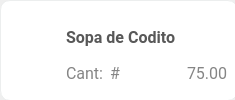
The window that El-Patio/mesero/mesero_tarjeta_chica.ui (MrDanielG/IHC-ElPatio) describes before a commit, drawn with Qt 5.
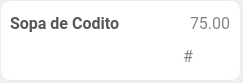
The same window after the commit. Icons and pictures are not drawn.

```diff
--- a/El-Patio/mesero/mesero_tarjeta_chica.ui
+++ b/El-Patio/mesero/mesero_tarjeta_chica.ui
@@ -6,20 +6,20 @@
    <rect>
     <x>0</x>
     <y>0</y>
-    <width>235</width>
-    <height>100</height>
+    <width>243</width>
+    <height>83</height>
    </rect>
   </property>
   <property name="minimumSize">
    <size>
-    <width>235</width>
-    <height>100</height>
+    <width>243</width>
+    <height>83</height>
    </size>
   </property>
   <property name="maximumSize">
    <size>
-    <width>235</width>
-    <height>100</height>
+    <width>243</width>
+    <height>83</height>
    </size>
   </property>
   <property name="windowTitle">
@@ -39,10 +39,22 @@
     <rect>
      <x>0</x>
      <y>0</y>
-     <width>238</width>
-     <height>101</height>
+     <width>241</width>
+     <height>81</height>
     </rect>
    </property>
+   <property name="minimumSize">
+    <size>
+     <width>241</width>
+     <height>81</height>
+    </size>
+   </property>
+   <property name="maximumSize">
+    <size>
+     <width>241</width>
+     <height>81</height>
+    </size>
+   </property>
    <property name="styleSheet">
     <string notr="true">border-radius: 10px;
 background-color: #fff;</string>
@@ -53,45 +65,24 @@
    <property name="frameShadow">
     <enum>QFrame::Raised</enum>
    </property>
-   <layout class="QGridLayout" name="gridLayout_2">
-    <item row="0" column="0">
-     <layout class="QGridLayout" name="gridLayout">
-      <item row="0" column="0">
-       <widget class="QLabel" name="imgPlatillo">
-        <property name="minimumSize">
-         <size>
-          <width>50</width>
-          <height>50</height>
-         </size>
-        </property>
-        <property name="maximumSize">
-         <size>
-          <width>50</width>
-          <height>50</height>
-         </size>
-        </property>
-        <property name="styleSheet">
-         <string notr="true">background-image: url(:/iconos/resources/menuPrueba.png);</string>
-        </property>
-        <property name="text">
-         <string/>
-        </property>
-        <property name="pixmap">
-         <pixmap resource="../Recursos.qrc">:/iconos/resources/menuPrueba.png</pixmap>
-        </property>
-        <property name="scaledContents">
-         <bool>true</bool>
-        </property>
-       </widget>
-      </item>
-      <item row="0" column="1">
-       <layout class="QVBoxLayout" name="verticalLayout_4">
+   <widget class="QWidget" name="">
+    <property name="geometry">
+     <rect>
+      <x>10</x>
+      <y>10</y>
+      <width>221</width>
+      <height>61</height>
+     </rect>
+    </property>
+    <layout class="QVBoxLayout" name="verticalLayout">
+     <item>
+      <layout class="QHBoxLayout" name="horizontalLayout">
         <item>
          <widget class="QLabel" name="nombrePlatillo">
           <property name="minimumSize">
            <size>
             <width>0</width>
-            <height>40</height>
+           <height>0</height>
            </size>
           </property>
           <property name="font">
@@ -115,43 +106,7 @@
          </widget>
         </item>
         <item>
-         <layout class="QHBoxLayout" name="horizontalLayout_7">
-          <item>
-           <widget class="QLabel" name="labelCantidad">
-            <property name="font">
-             <font>
-              <family>Roboto</family>
-              <pointsize>12</pointsize>
-             </font>
-            </property>
-            <property name="styleSheet">
-             <string notr="true">color:#858585;
-</string>
-            </property>
-            <property name="text">
-             <string>Cant:</string>
-            </property>
-           </widget>
-          </item>
-          <item>
-           <widget class="QLabel" name="cantidad">
-            <property name="font">
-             <font>
-              <family>Roboto</family>
-              <pointsize>12</pointsize>
-             </font>
-            </property>
-            <property name="styleSheet">
-             <string notr="true">color:#858585;
-</string>
-            </property>
-            <property name="text">
-             <string>#</string>
-            </property>
-           </widget>
-          </item>
-          <item>
-           <spacer name="horizontalSpacer_4">
+        <spacer name="horizontalSpacer">
             <property name="orientation">
              <enum>Qt::Horizontal</enum>
             </property>
@@ -182,15 +137,119 @@
           </item>
          </layout>
         </item>
-       </layout>
-      </item>
+     <item>
+      <layout class="QHBoxLayout" name="horizontalLayout_2">
+       <item>
+        <widget class="QPushButton" name="btnEditPlatillo">
+         <property name="minimumSize">
+          <size>
+           <width>29</width>
+           <height>29</height>
+          </size>
+         </property>
+         <property name="cursor">
+          <cursorShape>PointingHandCursor</cursorShape>
+         </property>
+         <property name="autoFillBackground">
+          <bool>false</bool>
+         </property>
+         <property name="styleSheet">
+          <string notr="true">background-image: url(:/iconos/resources/editarPlato.png) 0 0 0 0 stretch stretch;
+background-repeat: no-repeat;
+border: none;</string>
+         </property>
+         <property name="text">
+          <string/>
+         </property>
+         <property name="iconSize">
+          <size>
+           <width>16</width>
+           <height>16</height>
+          </size>
+         </property>
+         <property name="autoDefault">
+          <bool>false</bool>
+         </property>
+        </widget>
+       </item>
+       <item>
+        <spacer name="horizontalSpacer_2">
+         <property name="orientation">
+          <enum>Qt::Horizontal</enum>
+         </property>
+         <property name="sizeHint" stdset="0">
+          <size>
+           <width>40</width>
+           <height>20</height>
+          </size>
+         </property>
+        </spacer>
+       </item>
+       <item>
+        <widget class="QPushButton" name="btnMenosPlatillo">
+         <property name="minimumSize">
+          <size>
+           <width>25</width>
+           <height>25</height>
+          </size>
+         </property>
+         <property name="cursor">
+          <cursorShape>PointingHandCursor</cursorShape>
+         </property>
+         <property name="styleSheet">
+          <string notr="true">background-image: url(:/iconos/resources/menosPlatillo.png);
+background-repeat: no-repeat;
+border: none;</string>
+         </property>
+         <property name="text">
+          <string/>
+         </property>
+        </widget>
+       </item>
+       <item>
+        <widget class="QLabel" name="cantidad">
+         <property name="font">
+          <font>
+           <family>Roboto</family>
+           <pointsize>12</pointsize>
+          </font>
+         </property>
+         <property name="styleSheet">
+          <string notr="true">color:#858585;
+</string>
+         </property>
+         <property name="text">
+          <string>#</string>
+         </property>
+        </widget>
+       </item>
+       <item>
+        <widget class="QPushButton" name="btnMasPlatillo">
+         <property name="minimumSize">
+          <size>
+           <width>25</width>
+           <height>25</height>
+          </size>
+         </property>
+         <property name="cursor">
+          <cursorShape>PointingHandCursor</cursorShape>
+         </property>
+         <property name="styleSheet">
+          <string notr="true">background-image: url(:/iconos/resources/masPlatillo.png);
+background-repeat: no-repeat;
+border: none;</string>
+         </property>
+         <property name="text">
+          <string/>
+         </property>
+        </widget>
+       </item>
      </layout>
     </item>
    </layout>
   </widget>
  </widget>
- <resources>
-  <include location="../Recursos.qrc"/>
- </resources>
+ </widget>
+ <resources/>
  <connections/>
 </ui>
```
Lines whose indentation alone changed are shown as unchanged.
